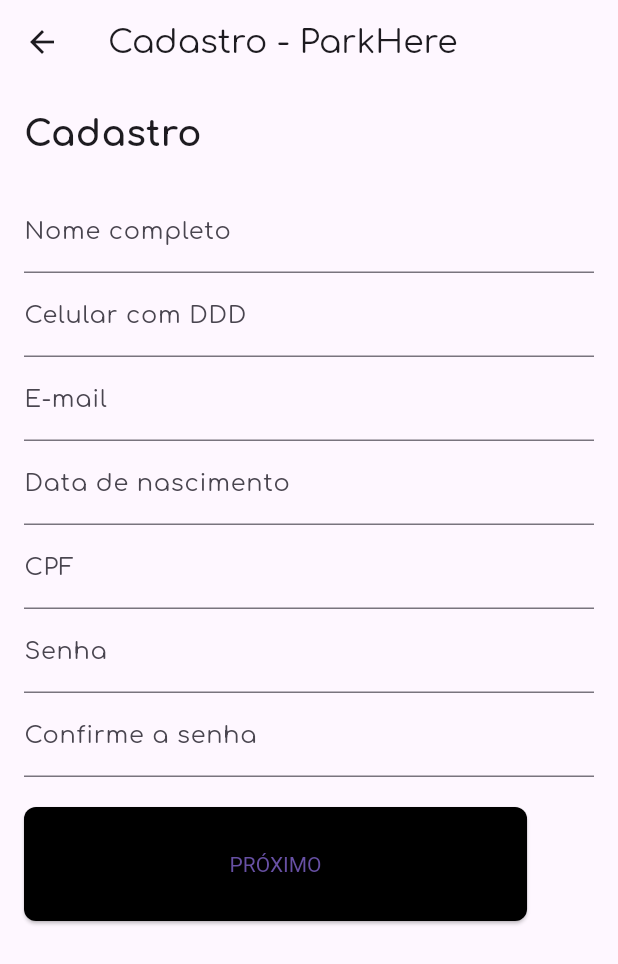
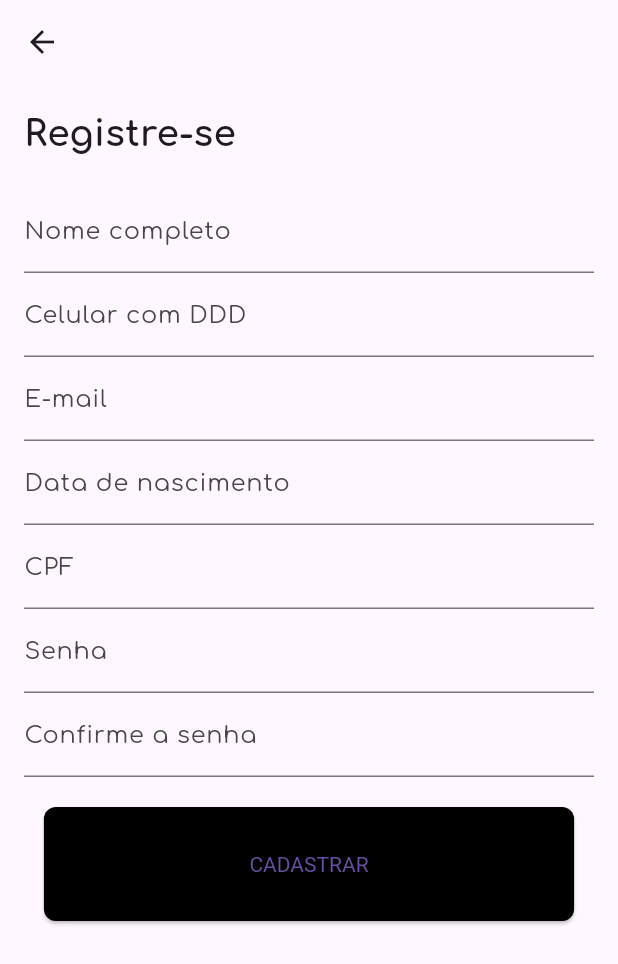
Before and after one commit to lohaynemuriel/parkHere, a Flutter app: the RegisterScreen screen opened by its route, on a phone screen of 412 x 824 dp. Shown: the top 964 px of the screen. Run offline on Flutter 3.47's test engine with Material 3 defaults, Android fonts, the light colour scheme and no system bars.

Commit message:
Update tela-cadastroPerfil.dart

```diff
--- a/park_here/lib/view/tela-cadastroPerfil.dart
+++ b/park_here/lib/view/tela-cadastroPerfil.dart
@@ -1,4 +1,6 @@
+// ignore: file_names
 import 'package:flutter/material.dart';
+import 'package:park_here/view/widgets/confirmation_dialog.dart';
 
 class RegisterScreen extends StatelessWidget {
   const RegisterScreen({super.key});
@@ -6,15 +8,15 @@ class RegisterScreen extends StatelessWidget {
   Widget build(BuildContext context) {
     return Scaffold(
       appBar: AppBar(
-        title: const Text('Cadastro - ParkHere'),
-      ),
+          //title: const Text('Cadastro - ParkHere'),
+          ),
       body: Padding(
         padding: const EdgeInsets.all(16.0),
         child: Column(
           crossAxisAlignment: CrossAxisAlignment.start,
           children: [
             const Text(
-              'Cadastro',
+              'Registre-se',
               style: TextStyle(
                 fontSize: 24,
                 fontWeight: FontWeight.bold,
@@ -46,11 +48,18 @@ class RegisterScreen extends StatelessWidget {
               obscureText: true,
             ),
             const SizedBox(height: 20),
-            ElevatedButton(
-              onPressed: () {
-                Navigator.pushNamed(context, '/tela-cadastroVeiculo');
-              },
-              child: const Text('PRÓXIMO'),
+            Center(
+              child: ElevatedButton(
+                onPressed: () {
+                  ConfirmationDialog.show(
+                    context,
+                    'Cadastro realizado',
+                    'Faça o login!',
+                      '/tela-login',
+                  );
+                },
+                child: const Text('CADASTRAR'),
+              ),
             ),
           ],
         ),
```
